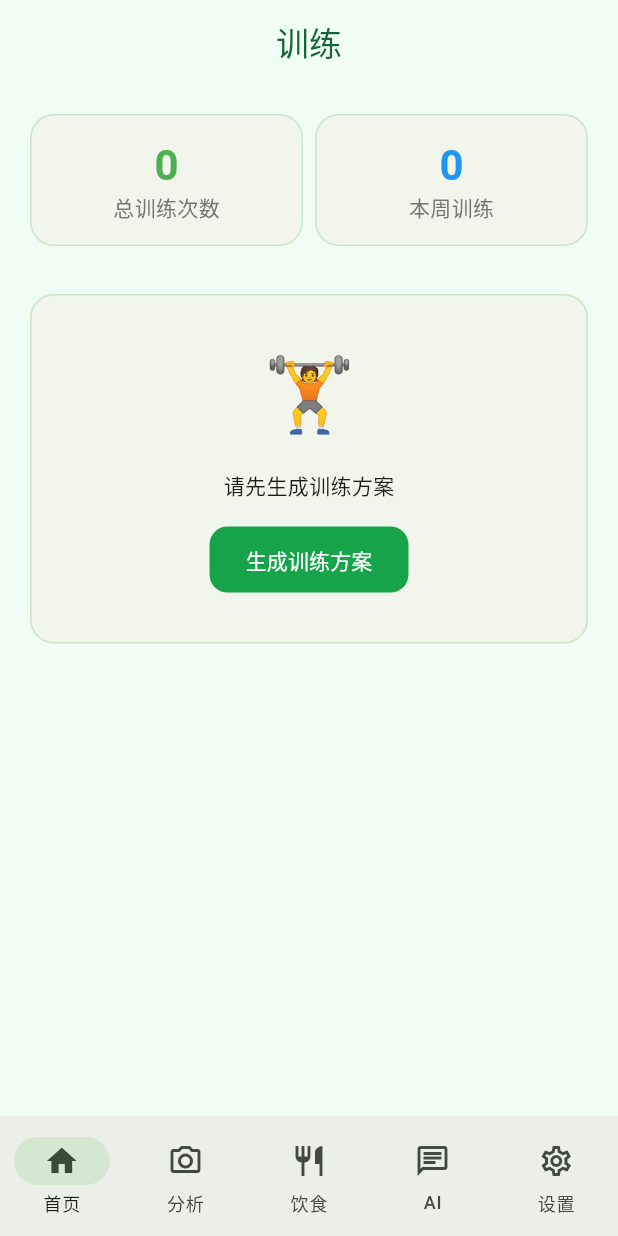
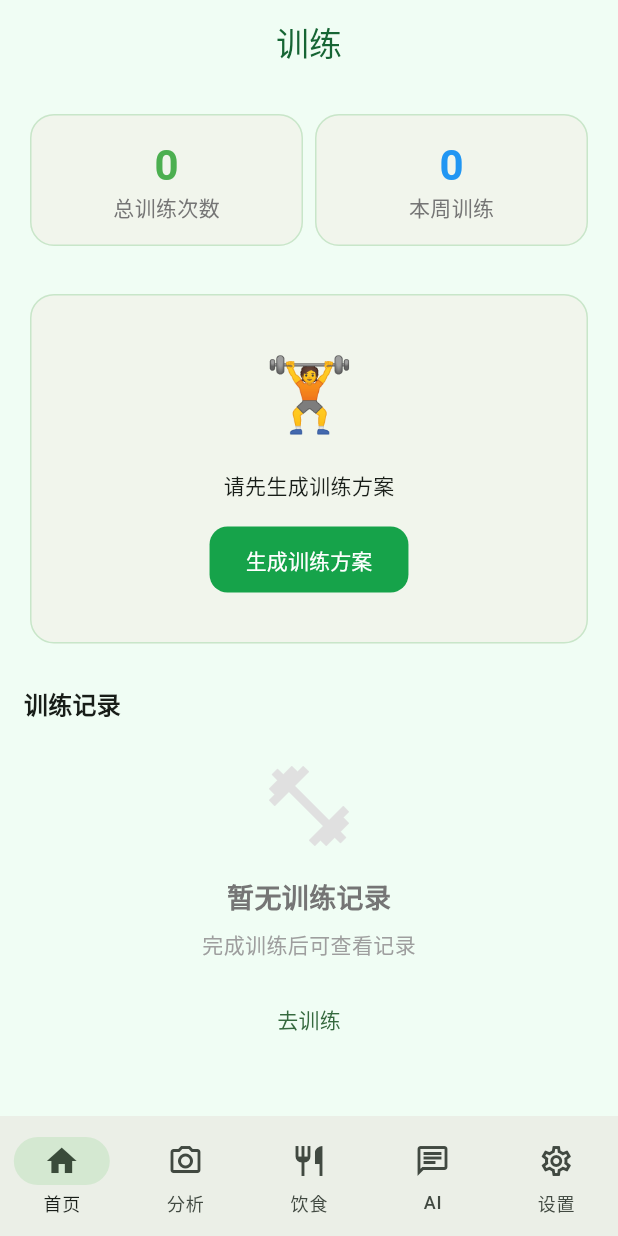
Before and after one commit to Miasakiii/KBjiaolian, a Flutter app: the WorkoutScreen screen opened by its route, on a phone screen of 412 x 824 dp. Run offline on Flutter 3.47's test engine with Material 3 defaults, Android fonts, the phone set to English and light mode, and no system bars; our stand-ins replace go_router, image_picker, share_plus, shared_preferences; accounts and stored records are empty; network calls fail.

Commit message:
feat: add empty state guidance to history, workout, and nutrition screens
- HistoryScreen: replace emoji with Icon, add action button to navigate to analysis
- WorkoutScreen: show empty state with icon+text+button in history section when no records
- NutritionScreen: show empty state in analysis results when no food analyzed

```diff
--- a/mobile/lib/screens/history_screen.dart
+++ b/mobile/lib/screens/history_screen.dart
@@ -1,4 +1,5 @@
 import 'package:flutter/material.dart';
+import 'package:go_router/go_router.dart';
 import 'package:provider/provider.dart';
 
 import '../providers/analysis_provider.dart';
@@ -12,6 +13,11 @@ class HistoryScreen extends StatelessWidget {
       appBar: AppBar(
         title: const Text('分析历史'),
         actions: [
+          IconButton(
+            icon: const Icon(Icons.compare_arrows),
+            tooltip: '前后对比',
+            onPressed: () => context.go('/compare'),
+          ),
           IconButton(
             icon: const Icon(Icons.delete_outline),
             onPressed: () {
@@ -48,19 +54,25 @@ class HistoryScreen extends StatelessWidget {
               child: Column(
                 mainAxisAlignment: MainAxisAlignment.center,
                 children: [
-                  Text('📭', style: TextStyle(fontSize: 64, color: Colors.grey.shade300)),
+                  Icon(Icons.history, size: 64, color: Colors.grey.shade300),
                   const SizedBox(height: 16),
                   Text(
-                    '暂无历史记录',
+                    '暂无分析记录',
                     style: TextStyle(
                       fontSize: 18,
+                      fontWeight: FontWeight.w600,
                       color: Colors.grey.shade600,
                     ),
                   ),
                   const SizedBox(height: 8),
                   Text(
-                    '完成体态分析后，记录会自动保存',
+                    '完成体态分析后可查看历史',
                     style: TextStyle(color: Colors.grey.shade500),
+                  ),
+                  const SizedBox(height: 16),
+                  TextButton(
+                    onPressed: () => context.go('/analyze'),
+                    child: const Text('去分析'),
                   ),
                 ],
               ),
--- a/mobile/lib/screens/workout_screen.dart
+++ b/mobile/lib/screens/workout_screen.dart
@@ -177,7 +177,44 @@ class _WorkoutHome extends StatelessWidget {
     final records = provider.records;
 
     if (records.isEmpty) {
-      return const SizedBox.shrink();
+      return Column(
+        crossAxisAlignment: CrossAxisAlignment.start,
+        children: [
+          Text(
+            '训练记录',
+            style: Theme.of(context).textTheme.titleMedium?.copyWith(
+              fontWeight: FontWeight.bold,
+            ),
+          ),
+          const SizedBox(height: 24),
+          Center(
+            child: Column(
+              children: [
+                Icon(Icons.fitness_center, size: 64, color: Colors.grey.shade300),
+                const SizedBox(height: 16),
+                Text(
+                  '暂无训练记录',
+                  style: TextStyle(
+                    fontSize: 18,
+                    fontWeight: FontWeight.w600,
+                    color: Colors.grey.shade600,
+                  ),
+                ),
+                const SizedBox(height: 8),
+                Text(
+                  '完成训练后可查看记录',
+                  style: TextStyle(color: Colors.grey.shade500),
+                ),
+                const SizedBox(height: 16),
+                TextButton(
+                  onPressed: () => context.go('/plan'),
+                  child: const Text('去训练'),
+                ),
+              ],
+            ),
+          ),
+        ],
+      );
     }
 
     return Column(
```
Also changed, not shown: mobile/lib/screens/nutrition_screen.dart (+21 -1 lines).
